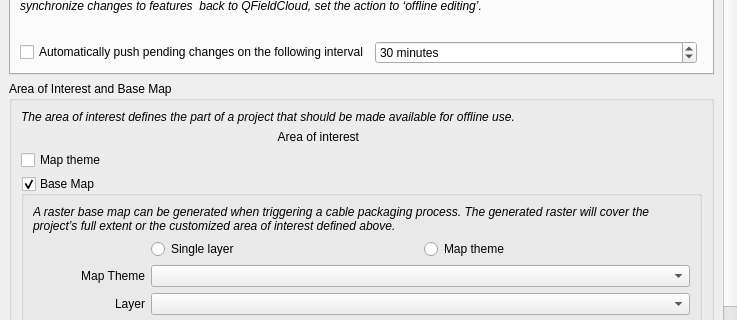
This is launcher/portable_profile/profiles/portable/python/plugins/qfieldsync/ui/project_configuration_widget.ui in yamamoto-ryuzo/yr-qgis-launcher as Qt 5 draws it before an edit; both pictures show x 0 to 737 and y 81 to 401 of the 737 by 570 pixel window. The edited form follows.
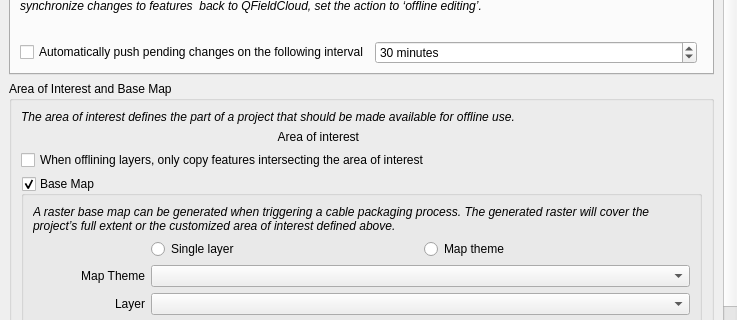
This is the edited form. Custom widgets are drawn as their Qt base class.

```diff
--- a/launcher/portable_profile/profiles/portable/python/plugins/qfieldsync/ui/project_configuration_widget.ui
+++ b/launcher/portable_profile/profiles/portable/python/plugins/qfieldsync/ui/project_configuration_widget.ui
@@ -263,7 +263,7 @@
           <item row="2" column="0" colspan="2">
            <widget class="QCheckBox" name="onlyOfflineCopyFeaturesInAoi">
             <property name="text">
-             <string>Map theme</string>
+             <string>When offlining layers, only copy features intersecting the area of interest</string>
             </property>
             <attribute name="buttonGroup">
              <string notr="true">buttonGroup</string>
```
Left out of the diff: 9 changed lines with no effect on the pictures.
